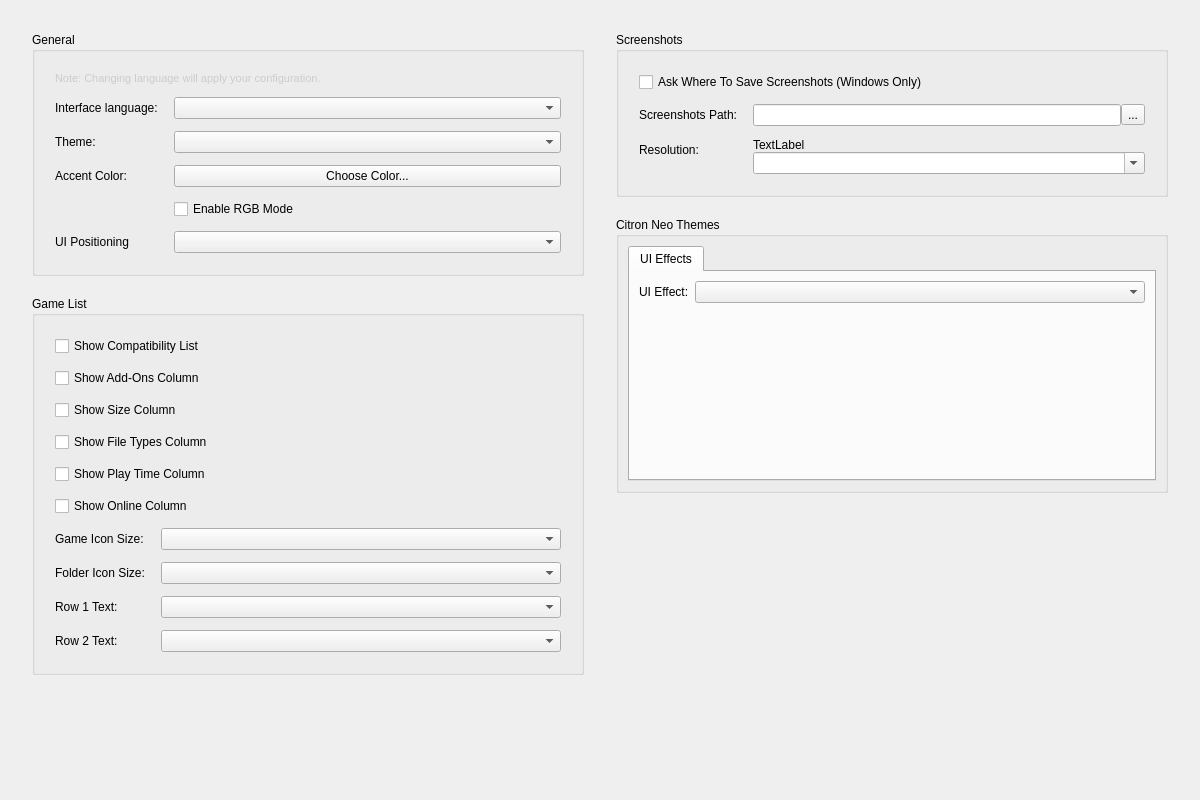
Before: the Qt Designer form src/citron/configuration/configure_ui.ui in citron-neo/emulator, drawn with Qt 5.
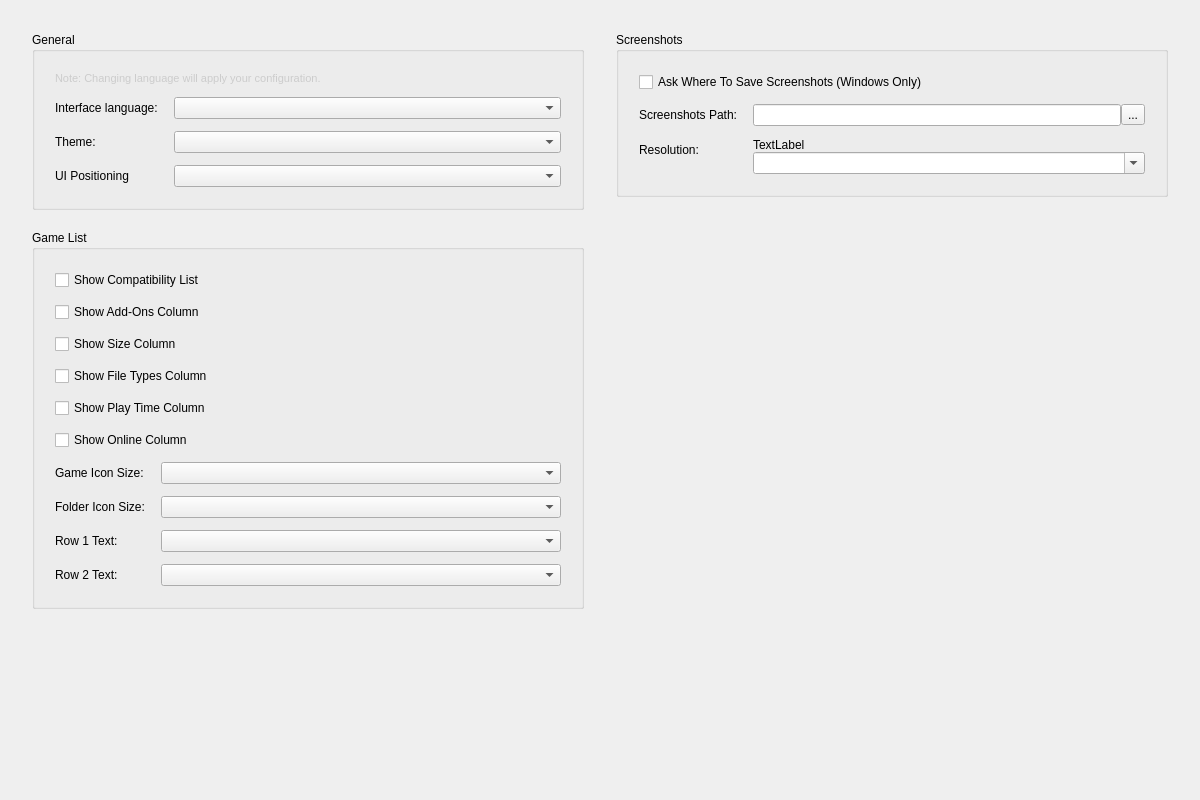
After: the same form once the commit is applied.

Commit message: feat: Large Neo Theme Overhaul w/ extra customization / Re-add Game Directories for List View

Diff of the .ui file:
```diff
--- a/src/citron/configuration/configure_ui.ui
+++ b/src/citron/configuration/configure_ui.ui
@@ -123,30 +123,6 @@
                                         </property>
                                     </widget>
                                 </item>
-                                <item row="3" column="0">
-                                    <widget class="QLabel" name="accentColorLabel">
-                                        <property name="text">
-                                            <string>Accent Color:</string>
-                                        </property>
-                                    </widget>
-                                </item>
-                                <item row="3" column="1">
-                                    <widget class="QPushButton" name="accentColorButton">
-                                        <property name="text">
-                                            <string>Choose Color...</string>
-                                        </property>
-                                    </widget>
-                                </item>
-                                <item row="4" column="1">
-                                    <widget class="QCheckBox" name="rainbowModeCheckBox">
-                                        <property name="text">
-                                            <string>Enable RGB Mode</string>
-                                        </property>
-                                        <property name="toolTip">
-                                            <string>May run slowly depending on hardware. Some tabs may not use RGB due to optimization purposes.</string>
-                                        </property>
-                                    </widget>
-                                </item>
                                 <item row="5" column="0">
                                     <widget class="QLabel" name="label">
                                         <property name="text">
@@ -435,45 +411,6 @@
                             </layout>
                         </widget>
                     </item>
-                    <item>
-                        <widget class="QGroupBox" name="neoThemesGroupBox">
-                            <property name="sizePolicy">
-                                <sizepolicy hsizetype="MinimumExpanding" vsizetype="Preferred">
-                                    <horstretch>0</horstretch>
-                                    <verstretch>0</verstretch>
-                                </sizepolicy>
-                            </property>
-                            <property name="title">
-                                <string>Citron Neo Themes</string>
-                            </property>
-                            <layout class="QVBoxLayout" name="neoThemesVLayout">
-                                <item>
-                                    <widget class="QTabWidget" name="neoThemesTabWidget">
-                                        <property name="currentIndex">
-                                            <number>0</number>
-                                        </property>
-                                        <widget class="QWidget" name="uiThemesTab">
-                                            <attribute name="title">
-                                                <string>UI Effects</string>
-                                            </attribute>
-                                            <layout class="QFormLayout" name="neoThemesFormLayout">
-                                                <item row="0" column="0">
-                                                    <widget class="QLabel" name="neoUiThemeLabel">
-                                                        <property name="text">
-                                                            <string>UI Effect:</string>
-                                                        </property>
-                                                    </widget>
-                                                </item>
-                                                <item row="0" column="1">
-                                                    <widget class="QComboBox" name="neo_ui_theme_combobox"/>
-                                                </item>
-                                            </layout>
-                                        </widget>
-                                    </widget>
-                                </item>
-                            </layout>
-                        </widget>
-                    </item>
                     <item>
                         <spacer name="rightVerticalSpacer">
                             <property name="orientation">
```
The commit also changes 23 other files.
